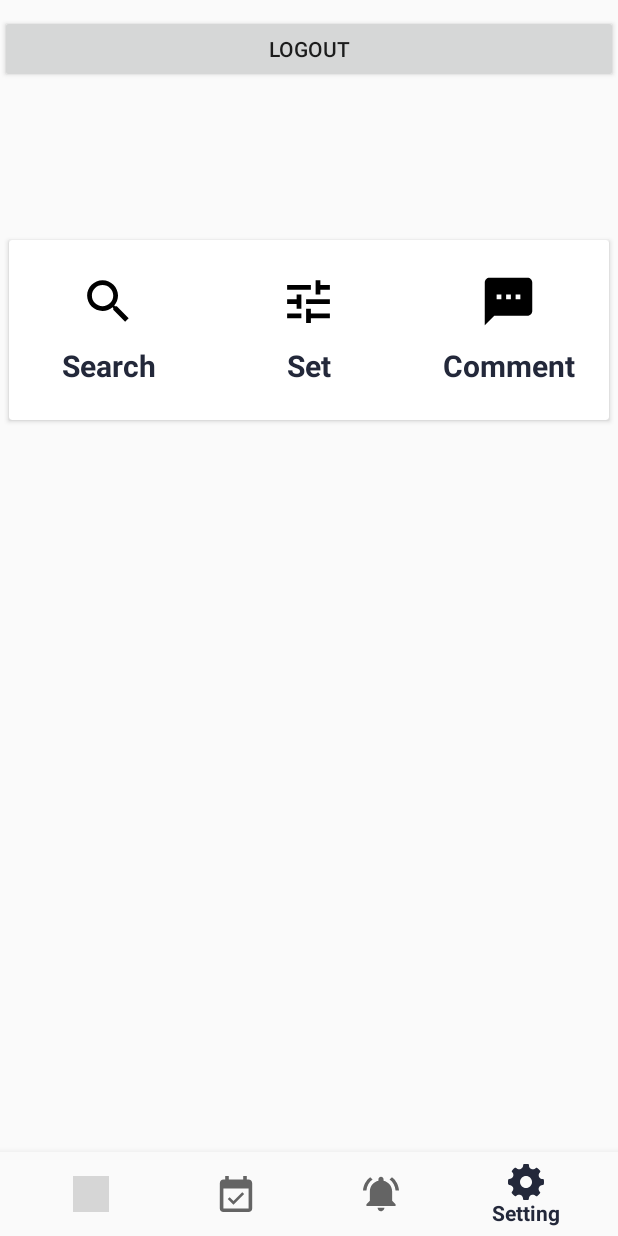
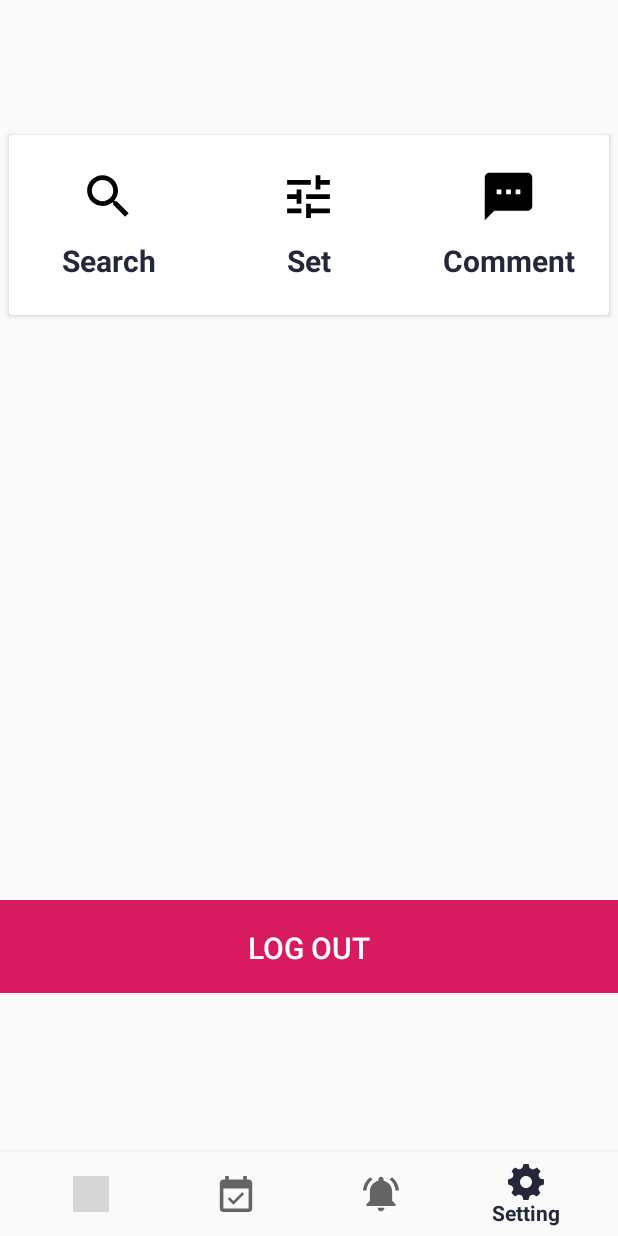
Before and after one commit to 4inunkarima/semester4, an Android app: the SettingActivity screen opened directly, with no data from a screen before it, on a phone screen of 412 x 824 dp. Run offline under Robolectric (Android 15) with nearby library versions, the phone set to English and light mode, and no system bars; 2 statements that could not run were skipped; grey boxes are pictures that could not be loaded.

Commit message:
Peribaikan 1
Peribaikan 1

```diff
--- a/app/src/main/res/layout/lay_login.xml
+++ b/app/src/main/res/layout/lay_login.xml
@@ -24,7 +24,7 @@
         android:layout_width="wrap_content"
         android:layout_height="wrap_content"
         android:textColor="#fff"
-        android:text="Lorem ipsum dolor sit amet, consectetur adipisicing elit, sed do eiusmod tempor incididunt ut labore et dolore magna aliqua. Ut enim ad minim veniam, quis nostrud exercitation ullamco laboris nisi ut aliquip ex ea commodo consequat. Duis aute irure dolor in reprehenderit in voluptate velit esse cillum."
+        android:text="Hello There !!"
         android:textSize="15sp"
         android:layout_marginTop="25dp"/>
     <LinearLayout
--- a/app/src/main/res/layout/lay_register.xml
+++ b/app/src/main/res/layout/lay_register.xml
@@ -24,7 +24,7 @@
             android:layout_width="wrap_content"
             android:layout_height="wrap_content"
             android:textColor="#fff"
-            android:text="Lorem ipsum dolor sit amet, consectetur adipisicing elit, sed do eiusmod tempor incididunt ut  Duis aute irure dolor in reprehenderit in voluptate velit esse cillum."
+            android:text="Hello There !!"
             android:textSize="15sp"
             android:layout_marginTop="25dp"/>
         <LinearLayout
--- a/app/src/main/res/layout/lay_setting.xml
+++ b/app/src/main/res/layout/lay_setting.xml
@@ -13,24 +13,12 @@
         android:layout_height="wrap_content"
         android:layout_marginTop="10dp">
 
-        <LinearLayout
-            android:layout_width="match_parent"
-            android:layout_height="45dp"
-            android:orientation="horizontal">
-
-            <Button
-                android:id="@+id/btnLogout"
-                android:layout_width="3dp"
-                android:layout_height="match_parent"
-                android:layout_weight="1"
-                android:text="Logout" />
-        </LinearLayout>
 
         <android.support.v7.widget.CardView
             android:layout_width="400dp"
             android:layout_height="120dp"
             android:layout_centerHorizontal="true"
-            android:layout_marginTop="150dp">
+            android:layout_marginTop="80dp">
 
             <LinearLayout
                 android:layout_width="match_parent"
@@ -105,23 +93,31 @@
                 </LinearLayout>
             </LinearLayout>
         </android.support.v7.widget.CardView>
+
         <LinearLayout
             android:layout_width="match_parent"
-            android:layout_height="match_parent">
-            <TextView
-                android:id="@+id/welcomeText"
-                android:layout_width="wrap_content"
-                android:layout_height="wrap_content"
-                android:layout_gravity="center"
-                android:padding="5dp"
-                android:textColor="@android:color/black" />
+            android:layout_height="62dp"
+            android:layout_marginTop="590dp"
+            android:orientation="horizontal">
 
+            <Button
+                android:id="@+id/btnLogout"
+                android:layout_width="match_parent"
+                android:layout_height="63dp"
+                android:layout_weight="1"
+                android:background="@color/colorAccent"
+                android:text="Log Out"
+                android:textColor="@color/white"
+                android:textSize="20dp" />
         </LinearLayout>
+
+
         <android.support.design.widget.BottomNavigationView
             android:id="@+id/bottom_navigation"
             android:layout_width="match_parent"
             android:layout_height="wrap_content"
             android:layout_alignParentBottom="true"
+            android:layout_marginBottom="59dp"
             android:background="@color/greylight"
             app:menu="@menu/bottom_navigation" />
     </RelativeLayout>
```
